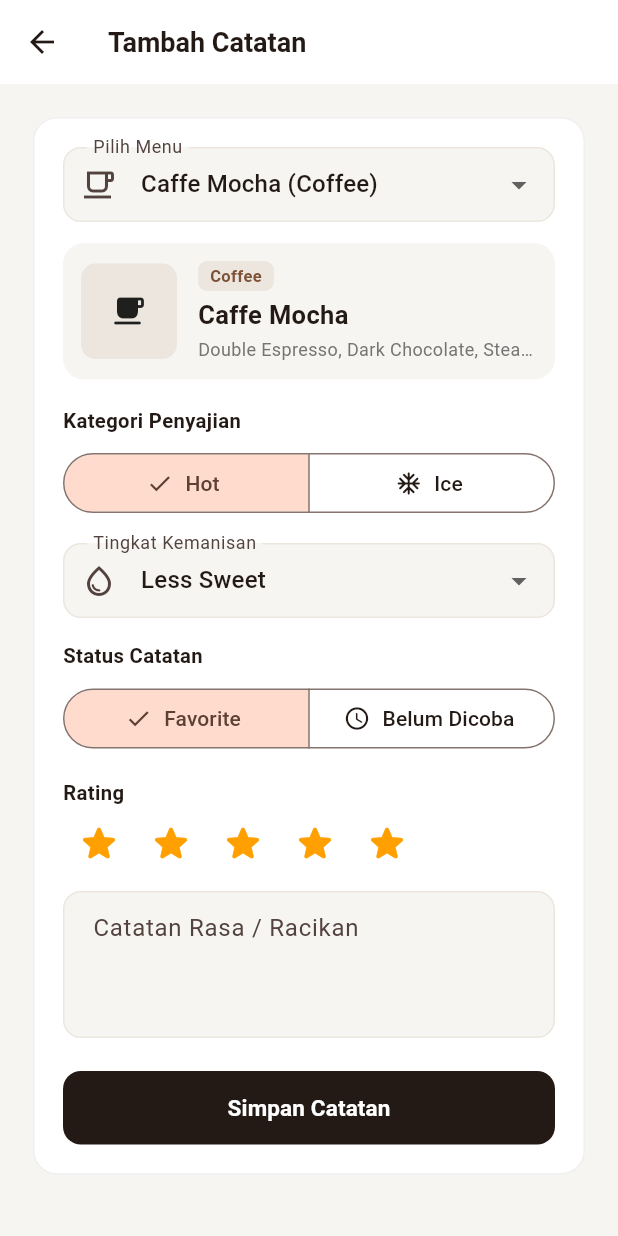
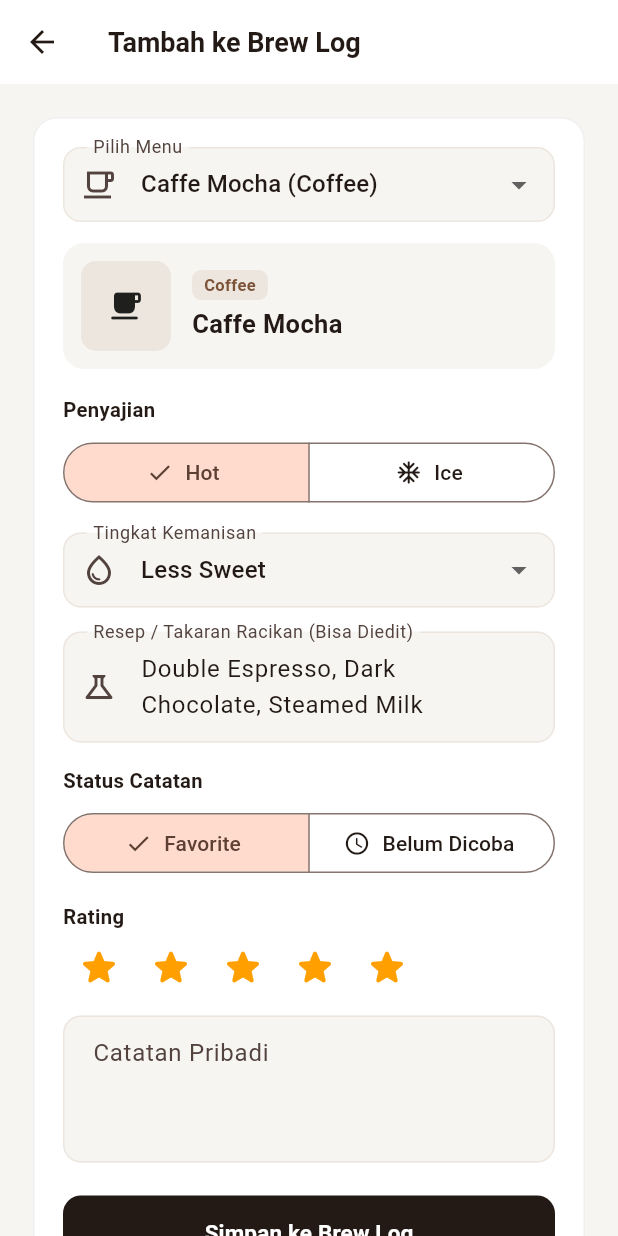
Before and after one commit to MarcellinoJuventa/UTS_2415051060_MarcellinoJuventaKurniantara, a Flutter app: the AddLogScreen screen opened directly, on a phone screen of 412 x 824 dp. Run offline on Flutter 3.47's test engine with Material 3 defaults, Android fonts, the phone set to English and light mode, and no system bars; network calls fail.

Commit message:
Allow editing drink recipe and personal note in Brew Log

```diff
--- a/lib/models/coffee_log.dart
+++ b/lib/models/coffee_log.dart
@@ -1,16 +1,16 @@
 /// Model 2: CoffeeLog
 /// Merepresentasikan baris data pada tabel `public.coffee_logs` di Supabase PostgreSQL.
-/// Digunakan untuk operasi CRUD (Create, Read, Update, Delete).
+/// Mendukung pemisahan `recipe` (Resep Racikan yang bisa diedit user) dan `personalNote` (Catatan Pribadi).
 class CoffeeLog {
   final int? id;
   final int coffeeId;
   final String coffeeTitle;
   final String coffeeImage;
-  final String category; // 'Hot' atau 'Iced'
-  final String sweetnessLevel; // 'Normal', 'Less Sweet', 'No Sugar', 'Extra Sweet'
-  final String customNote;
+  final String category; // 'Hot' atau 'Ice'
+  final String sweetnessLevel; // 'No Sugar', 'Less Sweet', 'Normal', 'Extra Sweet'
+  final String customNote; // Gabungan terformat untuk kolom database `custom_note`
   final int rating; // 1 - 5
-  final bool isTried; // true = Sudah Dicoba, false = Wishlist / Ingin Coba
+  final bool isTried; // true = Favorite, false = Belum Dicoba
   final DateTime createdAt;
 
   const CoffeeLog({
@@ -25,6 +25,38 @@ class CoffeeLog {
     required this.isTried,
     required this.createdAt,
   });
+
+  /// Mengambil bagian Resep Racikan dari `customNote`
+  String get recipe {
+    if (customNote.startsWith('[Resep: ')) {
+      final endIdx = customNote.indexOf(']');
+      if (endIdx != -1) {
+        return customNote.substring(8, endIdx).trim();
+      }
+    }
+    return 'Espresso, Fresh Milk';
+  }
+
+  /// Mengambil bagian Catatan Pribadi dari `customNote`
+  String get personalNote {
+    if (customNote.startsWith('[Resep: ')) {
+      final endIdx = customNote.indexOf(']');
+      if (endIdx != -1 && endIdx + 1 < customNote.length) {
+        return customNote.substring(endIdx + 1).trim();
+      }
+    }
+    return customNote;
+  }
+
+  /// Menggabungkan Resep Racikan dan Catatan Pribadi agar tersimpan rapi di kolom `custom_note` Supabase
+  static String encodeRecipeAndNote({
+    required String recipe,
+    required String note,
+  }) {
+    final cleanRecipe = recipe.trim().isEmpty ? '-' : recipe.trim();
+    final cleanNote = note.trim();
+    return '[Resep: $cleanRecipe] $cleanNote';
+  }
 
   factory CoffeeLog.fromJson(Map<String, dynamic> json) {
     final rawId = json['id'];
--- a/lib/screens/add_log_screen.dart
+++ b/lib/screens/add_log_screen.dart
@@ -7,9 +7,8 @@ import '../providers/coffee_provider.dart';
 import '../providers/log_provider.dart';
 
 /// Screen 4: Add / Create Coffee Log Screen
-/// Ketika user memilih menu dari katalog, Nama & Jenis Minuman (Coffee / Non-Coffee / Mocktail)
-/// sudah fix sebagai kartu info di atas. User hanya memilih penyajian (Hot / Ice),
-/// tingkat kemanisan, status, rating, dan catatan rasa.
+/// Otomatis mengisi Resep Bawaan dari menu yang dipilih (dan bisa diedit/dikustomisasi oleh user),
+/// serta menyediakan kolom Catatan Pribadi.
 class AddLogScreen extends StatefulWidget {
   final CoffeeItem? initialCoffee;
 
@@ -21,6 +20,7 @@ class AddLogScreen extends StatefulWidget {
 
 class _AddLogScreenState extends State<AddLogScreen> {
   final _formKey = GlobalKey<FormState>();
+  late final TextEditingController _recipeController;
   late final TextEditingController _noteController;
 
   CoffeeItem? _selectedCoffee;
@@ -40,6 +40,11 @@ class _AddLogScreenState extends State<AddLogScreen> {
   void initState() {
     super.initState();
     _selectedCoffee = widget.initialCoffee;
+    _recipeController = TextEditingController(
+      text: _selectedCoffee != null
+          ? _selectedCoffee!.ingredients.join(', ')
+          : '',
+    );
     _noteController = TextEditingController();
     _applyDefaultServing(_selectedCoffee);
   }
@@ -57,6 +62,7 @@ class _AddLogScreenState extends State<AddLogScreen> {
 
   @override
   void dispose() {
+    _recipeController.dispose();
     _noteController.dispose();
     super.dispose();
   }
@@ -78,13 +84,18 @@ class _AddLogScreenState extends State<AddLogScreen> {
 
     final coffee = _selectedCoffee!;
     final logProvider = context.read<LogProvider>();
+    final combinedNote = CoffeeLog.encodeRecipeAndNote(
+      recipe: _recipeController.text,
+      note: _noteController.text,
+    );
+
     final newLog = CoffeeLog(
       coffeeId: coffee.id,
       coffeeTitle: coffee.title,
       coffeeImage: coffee.image,
-      category: _servingTemp, // Menyimpan 'Hot' atau 'Ice'
+      category: _servingTemp,
       sweetnessLevel: _selectedSweetness,
-      customNote: _noteController.text.trim(),
+      customNote: combinedNote,
       rating: _selectedRating,
       isTried: _isFavorite,
       createdAt: DateTime.now(),
@@ -119,13 +130,16 @@ class _AddLogScreenState extends State<AddLogScreen> {
   Widget build(BuildContext context) {
     final isSubmitting = context.watch<LogProvider>().isSubmitting;
     final menuItems = context.watch<CoffeeProvider>().allItems;
-    _selectedCoffee ??= menuItems.isNotEmpty ? menuItems.first : null;
+    if (_selectedCoffee == null && menuItems.isNotEmpty) {
+      _selectedCoffee = menuItems.first;
+      _recipeController.text = _selectedCoffee!.ingredients.join(', ');
+    }
     final coffee = _selectedCoffee;
 
     return Scaffold(
       appBar: AppBar(
         title: const Text(
-          'Tambah Catatan',
+          'Tambah ke Brew Log',
           style: TextStyle(fontWeight: FontWeight.bold, fontSize: 18),
         ),
       ),
@@ -143,7 +157,8 @@ class _AddLogScreenState extends State<AddLogScreen> {
                     crossAxisAlignment: CrossAxisAlignment.stretch,
                     children: [
                       // Jika dibuka tanpa memilih dari menu, sediakan pemilih menu
-                      if (widget.initialCoffee == null && menuItems.isNotEmpty) ...[
+                      if (widget.initialCoffee == null &&
+                          menuItems.isNotEmpty) ...[
                         DropdownButtonFormField<int>(
                           isExpanded: true,
                           initialValue: coffee?.id,
@@ -171,6 +186,8 @@ class _AddLogScreenState extends State<AddLogScreen> {
                             );
                             setState(() {
                               _selectedCoffee = found;
+                              _recipeController.text =
+                                  found.ingredients.join(', ');
                               _applyDefaultServing(found);
                             });
                           },
@@ -178,7 +195,7 @@ class _AddLogScreenState extends State<AddLogScreen> {
                         const SizedBox(height: 14),
                       ],
 
-                      // Kartu Info Menu yang Sudah Fix (Nama & Jenis: Coffee / Non-Coffee / Mocktail)
+                      // Kartu Info Menu yang Sudah Fix (Nama & Jenis)
                       if (coffee != null) ...[
                         Container(
                           padding: const EdgeInsets.all(12),
@@ -192,12 +209,12 @@ class _AddLogScreenState extends State<AddLogScreen> {
                                 borderRadius: BorderRadius.circular(10),
                                 child: Image.network(
                                   coffee.image,
-                                  width: 64,
-                                  height: 64,
+                                  width: 60,
+                                  height: 60,
                                   fit: BoxFit.cover,
                                   errorBuilder: (_, _, _) => Container(
-                                    width: 64,
-                                    height: 64,
+                                    width: 60,
+                                    height: 60,
                                     color: AppTheme.softLatte,
                                     child: const Icon(Icons.local_cafe_rounded),
                                   ),
@@ -235,16 +252,6 @@ class _AddLogScreenState extends State<AddLogScreen> {
                                         color: AppTheme.primaryEspresso,
                                       ),
                                     ),
-                                    const SizedBox(height: 2),
-                                    Text(
-                                      coffee.ingredients.join(', '),
-                                      maxLines: 1,
-                                      overflow: TextOverflow.ellipsis,
-                                      style: TextStyle(
-                                        fontSize: 12,
-                                        color: Colors.grey.shade600,
-                                      ),
-                                    ),
                                   ],
                                 ),
                               ),
@@ -254,9 +261,9 @@ class _AddLogScreenState extends State<AddLogScreen> {
                         const SizedBox(height: 18),
                       ],
 
-                      // Kategori Penyajian: Hot atau Ice
+                      // Penyajian: Hot atau Ice
                       const Text(
-                        'Kategori Penyajian',
+                        'Penyajian',
                         style: TextStyle(
                           fontWeight: FontWeight.w600,
                           fontSize: 13.5,
@@ -304,6 +311,25 @@ class _AddLogScreenState extends State<AddLogScreen> {
                           if (value != null) {
                             setState(() => _selectedSweetness = value);
                           }
+                        },
+                      ),
+                      const SizedBox(height: 16),
+
+                      // Resep Menu (Otomatis terisi dari menu, dan bisa diedit user)
+                      TextFormField(
+                        controller: _recipeController,
+                        maxLines: 2,
+                        decoration: const InputDecoration(
+                          labelText: 'Resep / Takaran Racikan (Bisa Diedit)',
+                          hintText:
+                              'Contoh: Double Espresso, Oat Milk, Vanilla Syrup',
+                          prefixIcon: Icon(Icons.science_outlined),
+                        ),
+                        validator: (value) {
+                          if (value == null || value.trim().isEmpty) {
+                            return 'Resep racikan wajib diisi';
+                          }
+                          return null;
                         },
                       ),
                       const SizedBox(height: 16),
@@ -366,13 +392,13 @@ class _AddLogScreenState extends State<AddLogScreen> {
                       ),
                       const SizedBox(height: 8),
 
-                      // Catatan
+                      // Catatan Pribadi
                       TextFormField(
                         controller: _noteController,
                         maxLines: 3,
                         decoration: const InputDecoration(
-                          labelText: 'Catatan Rasa / Racikan',
-                          hintText: 'Tulis catatan rasa atau tambahan topping...',
+                          labelText: 'Catatan Pribadi',
+                          hintText: 'Tulis kesan rasa atau catatan tambahan...',
                           alignLabelWithHint: true,
                         ),
                         validator: (value) {
@@ -387,7 +413,7 @@ class _AddLogScreenState extends State<AddLogScreen> {
                       ElevatedButton(
                         onPressed: isSubmitting ? null : _submitForm,
                         child: Text(
-                          isSubmitting ? 'Menyimpan...' : 'Simpan Catatan',
+                          isSubmitting ? 'Menyimpan...' : 'Simpan ke Brew Log',
                           style: const TextStyle(
                             fontWeight: FontWeight.bold,
                             fontSize: 15,
--- a/lib/screens/edit_log_screen.dart
+++ b/lib/screens/edit_log_screen.dart
@@ -5,8 +5,7 @@ import '../models/coffee_log.dart';
 import '../providers/log_provider.dart';
 
 /// Screen 5: Edit Coffee Log Screen
-/// Nama minuman sudah fix pada kartu header di atas, user dapat mengubah
-/// penyajian (Hot / Ice), tingkat kemanisan, status, rating, dan catatan.
+/// Memungkinkan user mengedit Resep Racikan maupun Catatan Pribadi pada item Brew Log.
 class EditLogScreen extends StatefulWidget {
   final CoffeeLog log;
 
@@ -18,6 +17,7 @@ class EditLogScreen extends StatefulWidget {
 
 class _EditLogScreenState extends State<EditLogScreen> {
   final _formKey = GlobalKey<FormState>();
+  late final TextEditingController _recipeController;
   late final TextEditingController _noteController;
 
   late String _servingTemp; // 'Hot' atau 'Ice'
@@ -35,7 +35,8 @@ class _EditLogScreenState extends State<EditLogScreen> {
   @override
   void initState() {
     super.initState();
-    _noteController = TextEditingController(text: widget.log.customNote);
+    _recipeController = TextEditingController(text: widget.log.recipe);
+    _noteController = TextEditingController(text: widget.log.personalNote);
     final rawCat = widget.log.category.toLowerCase();
     _servingTemp = (rawCat == 'ice' || rawCat == 'iced') ? 'Ice' : 'Hot';
     _selectedSweetness = _sweetnessOptions.contains(widget.log.sweetnessLevel)
@@ -47,6 +48,7 @@ class _EditLogScreenState extends State<EditLogScreen> {
 
   @override
   void dispose() {
+    _recipeController.dispose();
     _noteController.dispose();
     super.dispose();
   }
@@ -57,10 +59,15 @@ class _EditLogScreenState extends State<EditLogScreen> {
     }
 
     final logProvider = context.read<LogProvider>();
+    final combinedNote = CoffeeLog.encodeRecipeAndNote(
+      recipe: _recipeController.text,
+      note: _noteController.text,
+    );
+
     final updated = widget.log.copyWith(
       category: _servingTemp,
       sweetnessLevel: _selectedSweetness,
-      customNote: _noteController.text.trim(),
+      customNote: combinedNote,
       rating: _selectedRating,
       isTried: _isFavorite,
     );
@@ -71,7 +78,7 @@ class _EditLogScreenState extends State<EditLogScreen> {
     if (success) {
       ScaffoldMessenger.of(context).showSnackBar(
         SnackBar(
-          content: Text('Catatan "${updated.coffeeTitle}" diperbarui'),
+          content: Text('Resep & catatan "${updated.coffeeTitle}" diperbarui'),
           backgroundColor: AppTheme.primaryEspresso,
           behavior: SnackBarBehavior.floating,
         ),
@@ -97,7 +104,7 @@ class _EditLogScreenState extends State<EditLogScreen> {
     return Scaffold(
       appBar: AppBar(
         title: const Text(
-          'Edit Catatan',
+          'Edit Resep & Catatan',
           style: TextStyle(fontWeight: FontWeight.bold, fontSize: 18),
         ),
       ),
@@ -144,7 +151,7 @@ class _EditLogScreenState extends State<EditLogScreen> {
                                 crossAxisAlignment: CrossAxisAlignment.start,
                                 children: [
                                   const Text(
-                                    'Menu Pilihan',
+                                    'Menu Tersimpan',
                                     style: TextStyle(
                                       fontSize: 11.5,
                                       fontWeight: FontWeight.w600,
@@ -221,6 +228,23 @@ class _EditLogScreenState extends State<EditLogScreen> {
                       ),
                       const SizedBox(height: 16),
 
+                      // Edit Resep Racikan
+                      TextFormField(
+                        controller: _recipeController,
+                        maxLines: 2,
+                        decoration: const InputDecoration(
+                          labelText: 'Resep / Takaran Racikan',
+                          prefixIcon: Icon(Icons.science_outlined),
+                        ),
+                        validator: (value) {
+                          if (value == null || value.trim().isEmpty) {
+                            return 'Resep racikan wajib diisi';
+                          }
+                          return null;
+                        },
+                      ),
+                      const SizedBox(height: 16),
+
                       const Text(
                         'Status Catatan',
                         style: TextStyle(
@@ -277,11 +301,12 @@ class _EditLogScreenState extends State<EditLogScreen> {
                       ),
                       const SizedBox(height: 8),
 
+                      // Edit Catatan Pribadi
                       TextFormField(
                         controller: _noteController,
                         maxLines: 3,
                         decoration: const InputDecoration(
-                          labelText: 'Catatan Rasa / Racikan',
+                          labelText: 'Catatan Pribadi',
                           alignLabelWithHint: true,
                         ),
                         validator: (value) {
--- a/lib/screens/saved_logs_screen.dart
+++ b/lib/screens/saved_logs_screen.dart
@@ -154,7 +154,7 @@ class SavedLogsScreen extends StatelessWidget {
       onRefresh: provider.fetchLogs,
       child: ResponsiveCollectionView(
         itemCount: logs.length,
-        mainAxisExtent: 225,
+        mainAxisExtent: 245,
         itemBuilder: (context, index, _) {
           final log = logs[index];
           return LogCard(
```
Also changed, not shown: lib/widgets/log_card.dart (+30 -12 lines).
